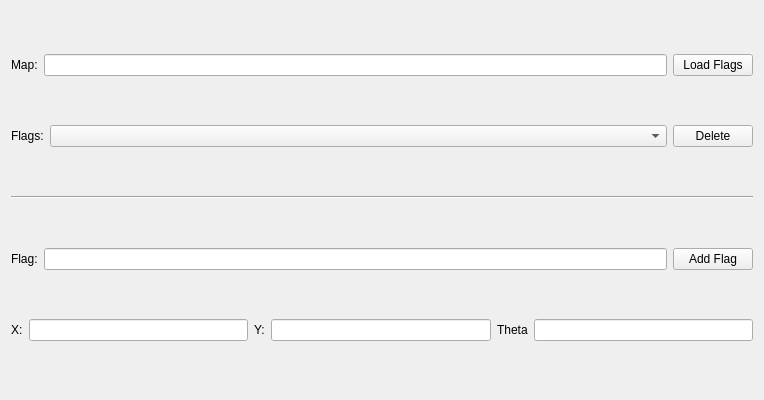
The window that rviz_map_tool/src/my_panel.ui (HSRobot/hirop_ros) describes before a commit, drawn with Qt 5.
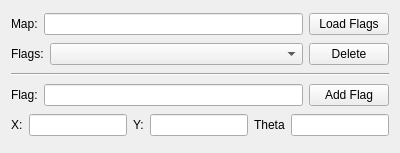
The same window after the commit.

Commit message: 完善地图标记插件：1，修改flag的显示方式，现在采用箭头的方式 2，解决无法从四元数获取正确theta的问题

The edit to the form file:
```diff
--- a/rviz_map_tool/src/my_panel.ui
+++ b/rviz_map_tool/src/my_panel.ui
@@ -6,14 +6,20 @@
    <rect>
     <x>0</x>
     <y>0</y>
-    <width>764</width>
-    <height>400</height>
+    <width>400</width>
+    <height>153</height>
    </rect>
   </property>
+  <property name="sizePolicy">
+   <sizepolicy hsizetype="Preferred" vsizetype="Fixed">
+    <horstretch>0</horstretch>
+    <verstretch>0</verstretch>
+   </sizepolicy>
+  </property>
   <property name="minimumSize">
    <size>
     <width>100</width>
-    <height>100</height>
+    <height>150</height>
    </size>
   </property>
   <property name="windowTitle">
```
The commit also changes 2 other files.
